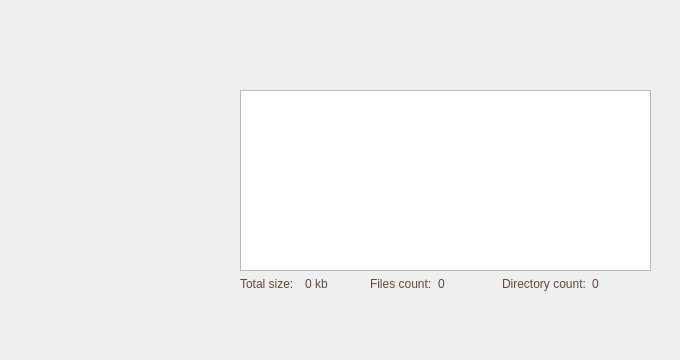
Before: the Qt Designer form src/filesmanager.ui in walkline/Kani, drawn with Qt 5.
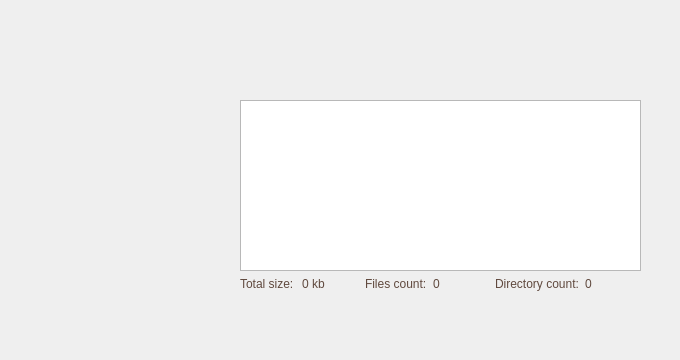
After: the same form once the commit is applied. Icons and pictures are not drawn.

Patch:
```diff
--- a/src/filesmanager.ui
+++ b/src/filesmanager.ui
@@ -37,13 +37,13 @@
 background-image: url(:/img/bg2.jpg);
 }</string>
    </property>
-   <widget class="QWidget" name="">
+   <widget class="QWidget" name="layoutWidget">
     <property name="geometry">
      <rect>
       <x>240</x>
-      <y>90</y>
-      <width>411</width>
-      <height>201</height>
+      <y>100</y>
+      <width>401</width>
+      <height>191</height>
      </rect>
     </property>
     <layout class="QGridLayout" name="gridLayout">
```
Left out of the diff: 189 changed lines with no effect on the pictures.
